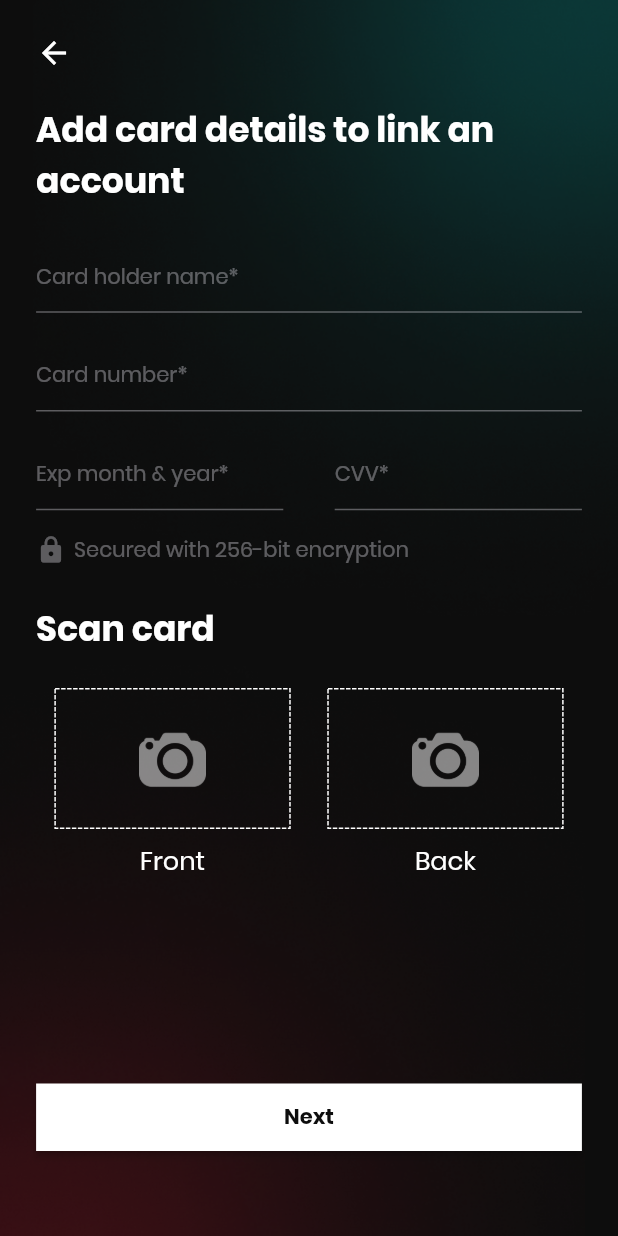
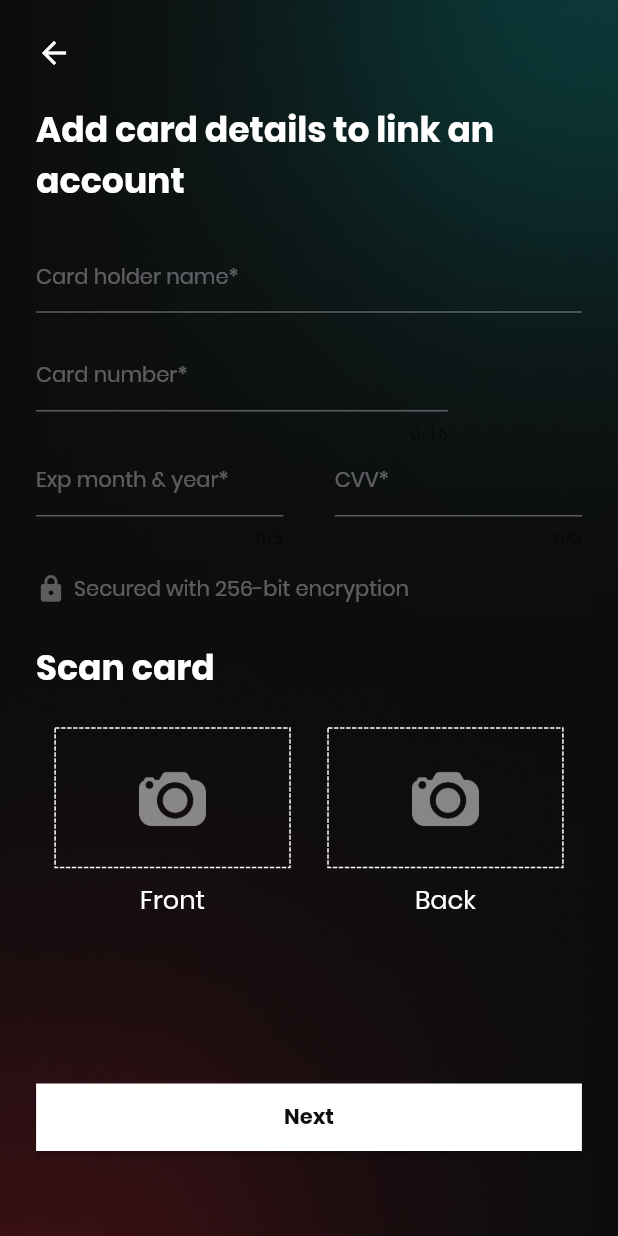
Before and after one commit to vishal88patel/MySecureApp, a Flutter app: the CardDetailScreen screen opened directly, on a phone screen of 412 x 824 dp. Run offline on Flutter 3.47's test engine with Material 2 defaults, Android fonts, the phone set to English and light mode, and no system bars; drawn by our look-alikes of dotted_border; our stand-ins replace cached_network_image, camera, connectivity_plus, flutter_credit_card, flutter_svg, get and 10 more; missing offline and left inert: credit_card_type_detector, flutter_barcode_scanner, flutter_vibrate, platform_device_id, qr_code_scanner; accounts and stored records are empty; network calls fail; project files that could hold a hidden picture were left out.

Commit message:
ravi 14-10 2nd

```diff
--- a/lib/Custom Widgets/app_textField.dart
+++ b/lib/Custom Widgets/app_textField.dart
@@ -8,17 +8,15 @@ class AppTextField extends StatelessWidget {
   final TextEditingController? controller;
   final TextInputType? keyBordType;
   final String? hintText;
-  final int? maxLength;
   final Widget? suffixIcon;
   final bool isObsecure;
-  final Function? onChange;
+  final int? maxLength;
 
   const AppTextField({Key? key,
     this.controller,
     this.hintText,
+    this.suffixIcon,
     this.maxLength,
-    this.suffixIcon,
-    this.onChange,
     this.keyBordType=TextInputType.text,
     this.isObsecure=false,
   }) : super(key: key);
@@ -31,7 +29,6 @@ class AppTextField extends StatelessWidget {
       style: TextStyle(color: ColorConstant.primaryWhite),
       obscureText: isObsecure,
       maxLength: maxLength,
-      onChanged: (text) => onChange!(),
       decoration: InputDecoration(
         hintText: hintText,
         hintStyle: AppStyle.textStylePoppinsRegular
--- a/lib/presentation/CardDetailScreen/card_detail_screen.dart
+++ b/lib/presentation/CardDetailScreen/card_detail_screen.dart
@@ -17,7 +17,6 @@ import '../CameraView2.dart';
 
 class CardDetailScreen extends StatelessWidget {
   var cardDetailController = Get.find<CardScreenController>();
-
 
   @override
   Widget build(BuildContext context) {
@@ -65,36 +64,74 @@ class CardDetailScreen extends StatelessWidget {
                     SizedBox(
                       height: getVerticalSize(20),
                     ),
-                        AppTextField(
+                    /* AppTextField(
                           keyBordType: TextInputType.number,
                           hintText: 'Card number*',
                           controller: cardDetailController.cardNumberController,
-                          onChange: (text){
-                            print("object:"+text);
+                        ),*/
+                    Row(
+                      mainAxisAlignment:MainAxisAlignment.spaceBetween,
+                      children: [
+                        Container(
+                          width: MediaQuery.of(context).size.width/1.5,
+                          child: TextFormField(
+                            controller: cardDetailController.cardNumberController,
+                            keyboardType: TextInputType.number,
+                            style: TextStyle(color: ColorConstant.primaryWhite),
+                            maxLength: 16,
+                            onChanged: (text) {
+                             print(text);
+                             cardDetailController.checkCardImage(text);
                             },
+                            decoration: InputDecoration(
+                              hintText: 'Card number*',
+                              hintStyle: AppStyle.textStylePoppinsRegular.copyWith(
+                                  color: ColorConstant.primaryAppTextF1,
+                                  fontWeight: FontWeight.w400,
+                                  fontSize: getFontSize(16)),
+                              enabledBorder: UnderlineInputBorder(
+                                borderSide:
+                                    BorderSide(color: ColorConstant.primaryAppTextF1),
                               ),
-                        SizedBox(
-                          height: getVerticalSize(20),
+                              focusedBorder: UnderlineInputBorder(
+                                borderSide:
+                                    BorderSide(color: ColorConstant.primaryAppTextF1),
                               ),
+                            ),
+                            cursorColor: ColorConstant.primaryAppTextF1,
+                          ),
+                        ),
+                        Obx(()=>
+                            cardDetailController.cardTypeImage.value.isNotEmpty?Container(
+                            height: getVerticalSize(30),
+                            width: getHorizontalSize(45),
+                              child: Image.asset(cardDetailController.cardTypeImage.value)):Container(width: 10,height: 10,),
+                        )
+                      ],
+                    ),
+
                     Row(
                       mainAxisAlignment: MainAxisAlignment.spaceBetween,
                       children: [
                         Container(
                             child: AppTextField(
-                                keyBordType: TextInputType.text,
+                              keyBordType: TextInputType.datetime,
                               hintText: 'Exp month & year*',
-                                controller: cardDetailController.expDateController,
+                              maxLength: 5,
+                              controller:
+                                  cardDetailController.expDateController,
                             ),
-                                width:MediaQuery.of(context).size.width/2.5
-                            ),
+
+                            width: MediaQuery.of(context).size.width / 2.5),
                         SizedBox(
                           width: getHorizontalSize(15),
                         ),
                         Container(
-                              width:MediaQuery.of(context).size.width/2.5,
+                          width: MediaQuery.of(context).size.width / 2.5,
                           child: AppTextField(
                             keyBordType: TextInputType.number,
                             hintText: 'CVV*',
+                            maxLength: 3,
                             controller: cardDetailController.cvvController,
                           ),
                         ),
@@ -139,16 +176,18 @@ class CardDetailScreen extends StatelessWidget {
                         Column(
                           children: [
                             InkWell(
-                                  onTap: (){
+                              onTap: () {
                                 Navigator.push(
                                   context,
                                   MaterialPageRoute(
-                                          builder: (context) => const CameraScreen2(image: 1,)),
+                                      builder: (context) => const CameraScreen2(
+                                            image: 1,
+                                          )),
                                 );
                               },
-                                  child: Obx(()=>
-                                      DottedBorder(
-                                          color:ColorConstant.primaryWhite,
+                              child: Obx(
+                                () => DottedBorder(
+                                    color: ColorConstant.primaryWhite,
                                     strokeWidth: 1,
                                     borderType: BorderType.Rect,
                                     radius: Radius.circular(100),
@@ -172,8 +211,8 @@ class CardDetailScreen extends StatelessWidget {
                                               children: [
                                                 Image.asset(
                                                   'asset/camera.png',
-                                                  color:
-                                                  Colors.white.withOpacity(0.5),
+                                                  color: Colors.white
+                                                      .withOpacity(0.5),
                                                   height: getVerticalSize(50),
                                                   width: getHorizontalSize(50),
                                                 ),
@@ -183,10 +222,12 @@ class CardDetailScreen extends StatelessWidget {
                               ),
                             ),
                             Padding(
-                                  padding: EdgeInsets.only(top: getVerticalSize(10)),
+                              padding:
+                                  EdgeInsets.only(top: getVerticalSize(10)),
                               child: Text(
                                 "Front",
-                                    style: AppStyle.textStylePoppinsRegular.copyWith(
+                                style: AppStyle.textStylePoppinsRegular
+                                    .copyWith(
                                         color: ColorConstant.primaryWhite,
                                         fontWeight: FontWeight.w500,
                                         fontSize: getFontSize(20)),
@@ -197,15 +238,17 @@ class CardDetailScreen extends StatelessWidget {
                         Column(
                           children: [
                             InkWell(
-                                  onTap: (){
+                              onTap: () {
                                 Navigator.push(
                                   context,
                                   MaterialPageRoute(
-                                          builder: (context) => const CameraScreen2(image: 2,)),
+                                      builder: (context) => const CameraScreen2(
+                                            image: 2,
+                                          )),
                                 );
                               },
-                                  child: Obx(()=>
-                                      DottedBorder(
+                              child: Obx(
+                                () => DottedBorder(
                                     color: ColorConstant.primaryWhite,
                                     strokeWidth: 1,
                                     borderType: BorderType.Rect,
@@ -230,8 +273,8 @@ class CardDetailScreen extends StatelessWidget {
                                               children: [
                                                 Image.asset(
                                                   'asset/camera.png',
-                                                  color:
-                                                  Colors.white.withOpacity(0.5),
+                                                  color: Colors.white
+                                                      .withOpacity(0.5),
                                                   height: getVerticalSize(50),
                                                   width: getHorizontalSize(50),
                                                 ),
@@ -241,10 +284,12 @@ class CardDetailScreen extends StatelessWidget {
                               ),
                             ),
                             Padding(
-                                  padding: EdgeInsets.only(top: getVerticalSize(10)),
+                              padding:
+                                  EdgeInsets.only(top: getVerticalSize(10)),
                               child: Text(
                                 "Back",
-                                    style: AppStyle.textStylePoppinsRegular.copyWith(
+                                style: AppStyle.textStylePoppinsRegular
+                                    .copyWith(
                                         color: ColorConstant.primaryWhite,
                                         fontWeight: FontWeight.w500,
                                         fontSize: getFontSize(20)),
--- a/lib/presentation/EnterPasswordScreen/enter_password_screen.dart
+++ b/lib/presentation/EnterPasswordScreen/enter_password_screen.dart
@@ -76,6 +76,7 @@ class EnterPasswordScreen extends StatelessWidget {
                         hintText: 'Enter Password ',
                         controller: enterPasswordController.passController,
                         isObsecure: enterPasswordController.PaasIsObsecure.value,
+                        maxLength: 15,
                         suffixIcon: IconButton(
                           icon: Icon( enterPasswordController.PaasIsObsecure.value
                               ? Icons.visibility_off
--- a/lib/presentation/LoginEmailScreen/login_email_screen.dart
+++ b/lib/presentation/LoginEmailScreen/login_email_screen.dart
@@ -45,7 +45,7 @@ class LoginEmilScreen extends StatelessWidget {
                            .copyWith(color: ColorConstant.primaryAppTextF1,
                            fontWeight: FontWeight.w400,fontSize: getFontSize(16)),),
                        SizedBox(height: getVerticalSize(54),),
-                       AppTextField(keyBordType: TextInputType.number,hintText: "Phone Number",controller:logiEmailnController.phoneController,),
+                       AppTextField(keyBordType: TextInputType.number,maxLength:11,hintText: "Phone Number",controller:logiEmailnController.phoneController,),
                        Spacer(),
                        AppElevatedButton(
                            buttonName: 'Next',
```
Also changed, not shown: lib/presentation/CardDetailScreen/controller/card_detail_screen_controller.dart (+18 -0 lines), lib/presentation/UploadDocumentScreen/uplod_document_screen1.dart (+3 -5 lines). Lines whose indentation alone changed are shown as unchanged.
